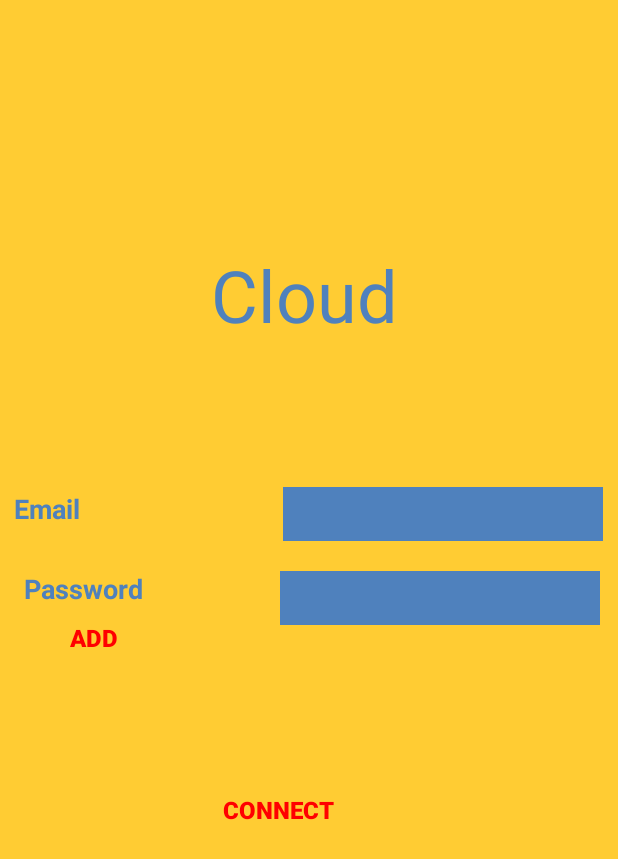
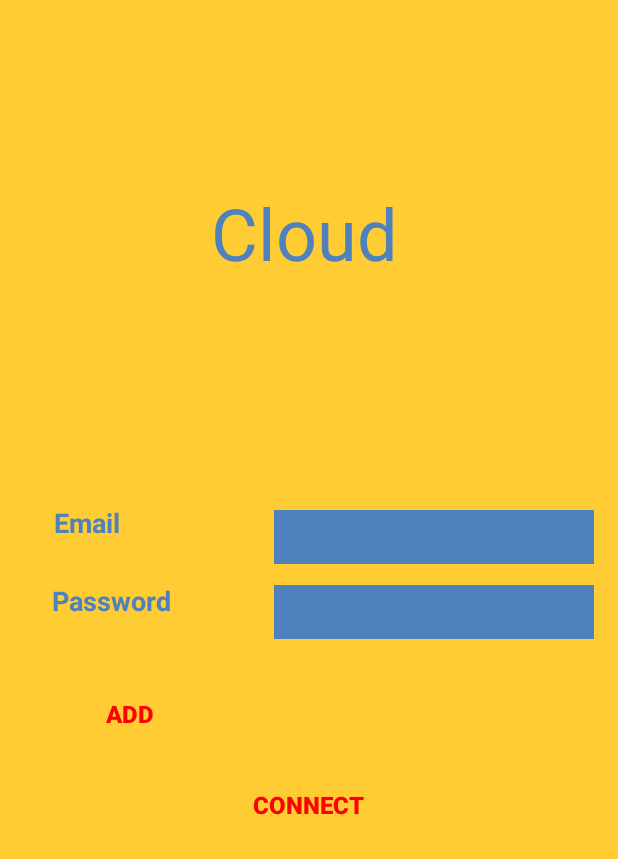
Before and after one commit to saudi97/myapplicationfinal, an Android app: the Homepage screen opened directly, with no data from a screen before it, on a phone screen of 412 x 824 dp. Shown: the top 859 px of the screen. Run offline under Robolectric (Android 15) with nearby library versions, the phone set to English and light mode, and no system bars.

Commit message:
redo
redo

```diff
--- a/app/build.gradle
+++ b/app/build.gradle
@@ -32,7 +32,6 @@ android {
 dependencies {
 
     implementation 'androidx.appcompat:appcompat:1.3.0'
-    implementation 'androidx.appcompat:design:1.3.0'
     implementation 'com.google.android.material:material:1.3.0'
     implementation 'androidx.constraintlayout:constraintlayout:2.0.4'
     implementation 'com.google.firebase:firebase-auth:21.0.1'
--- a/app/src/main/res/layout/activity_homepage.xml
+++ b/app/src/main/res/layout/activity_homepage.xml
@@ -1,13 +1,7 @@
 <?xml version="1.0" encoding="utf-8"?>
-<androidx.drawerlayout.widget.DrawerLayout
-    xmlns:android="http://schemas.android.com/apk/res/android"
+<androidx.constraintlayout.widget.ConstraintLayout xmlns:android="http://schemas.android.com/apk/res/android"
     xmlns:app="http://schemas.android.com/apk/res-auto"
     xmlns:tools="http://schemas.android.com/tools"
-    android:layout_width="match_parent"
-    android:layout_height="match_parent"
-    android:background="#FFCC33">
-
-<RelativeLayout
     android:layout_width="match_parent"
     android:layout_height="match_parent"
     android:background="#FFCC33"
@@ -17,12 +11,9 @@
         android:id="@+id/editTextTextPersonName2"
         android:layout_width="wrap_content"
         android:layout_height="36dp"
-        android:layout_alignParentEnd="true"
-        android:layout_alignParentRight="true"
-        android:layout_alignParentBottom="true"
-        android:layout_marginEnd="10dp"
-        android:layout_marginRight="10dp"
-        android:layout_marginBottom="463dp"
+        android:layout_marginEnd="16dp"
+        android:layout_marginRight="16dp"
+        android:layout_marginBottom="448dp"
         android:background="#4F81BD"
         android:ems="10"
         android:inputType="textPersonName"
@@ -34,12 +25,9 @@
         android:id="@+id/editTextTextPassword4"
         android:layout_width="wrap_content"
         android:layout_height="36dp"
-        android:layout_alignParentEnd="true"
-        android:layout_alignParentRight="true"
-        android:layout_alignParentBottom="true"
-        android:layout_marginEnd="12dp"
-        android:layout_marginRight="12dp"
-        android:layout_marginBottom="407dp"
+        android:layout_marginEnd="16dp"
+        android:layout_marginRight="16dp"
+        android:layout_marginBottom="398dp"
         android:background="#4F81BD"
         android:ems="10"
         android:inputType="textPassword"
@@ -51,13 +39,8 @@
         android:id="@+id/textView11"
         android:layout_width="140dp"
         android:layout_height="40dp"
-        android:layout_alignParentBottom="true"
         android:layout_marginLeft="8dp"
-        android:layout_marginEnd="39dp"
-        android:layout_marginRight="39dp"
-        android:layout_marginBottom="457dp"
-        android:layout_toStartOf="@+id/editTextTextPersonName2"
-        android:layout_toLeftOf="@+id/editTextTextPersonName2"
+        android:layout_marginBottom="12dp"
         android:gravity="left"
         android:text="Email"
         android:textColor="#4F81BD"
@@ -74,11 +57,10 @@
         android:id="@+id/textView12"
         android:layout_width="140dp"
         android:layout_height="40dp"
-        android:layout_alignParentBottom="true"
         android:layout_marginStart="16dp"
         android:layout_marginLeft="8dp"
         android:layout_marginRight="16dp"
-        android:layout_marginBottom="404dp"
+        android:layout_marginBottom="396dp"
         android:gravity="left"
         android:text="Password"
         android:textColor="#4F81BD"
@@ -92,20 +74,13 @@
     <Button
         android:id="@+id/button"
         style="?android:attr/borderlessButtonStyle"
-        android:layout_width="94dp"
-        android:layout_height="55dp"
+        android:layout_width="90dp"
+        android:layout_height="48dp"
         android:layout_alignParentStart="true"
         android:layout_alignParentLeft="true"
-        android:layout_alignParentTop="true"
         android:layout_alignParentEnd="true"
         android:layout_alignParentRight="true"
         android:layout_alignParentBottom="true"
-        android:layout_marginStart="15dp"
-        android:layout_marginLeft="15dp"
-        android:layout_marginTop="351dp"
-        android:layout_marginEnd="302dp"
-        android:layout_marginRight="302dp"
-        android:layout_marginBottom="325dp"
         android:text="ADD"
         android:textColor="#FF0000"
         android:textSize="16sp"
@@ -123,14 +98,7 @@
         style="?android:attr/borderlessButtonStyle"
         android:layout_width="wrap_content"
         android:layout_height="wrap_content"
-        android:layout_alignParentTop="true"
-        android:layout_alignParentEnd="true"
-        android:layout_alignParentRight="true"
-        android:layout_alignParentBottom="true"
-        android:layout_marginTop="469dp"
-        android:layout_marginEnd="173dp"
-        android:layout_marginRight="173dp"
-        android:layout_marginBottom="214dp"
+        android:layout_marginBottom="256dp"
         android:text="Connect"
         android:textColor="#FF0000"
         android:textSize="16sp"
@@ -147,14 +115,6 @@
         android:id="@+id/textView13"
         android:layout_width="405dp"
         android:layout_height="72dp"
-        android:layout_alignParentStart="true"
-        android:layout_alignParentLeft="true"
-        android:layout_alignParentTop="true"
-        android:layout_alignParentBottom="true"
-        android:layout_marginStart="0dp"
-        android:layout_marginLeft="0dp"
-        android:layout_marginTop="114dp"
-        android:layout_marginBottom="545dp"
         android:gravity="center"
         android:text="Cloud"
         android:textColor="#4F81BD"
@@ -165,5 +125,4 @@
         app:layout_constraintStart_toStartOf="parent"
         app:layout_constraintTop_toTopOf="parent"
         app:layout_constraintVertical_bias="0.159" />
-</RelativeLayout>
-</androidx.drawerlayout.widget.DrawerLayout>
+</androidx.constraintlayout.widget.ConstraintLayout>
```
